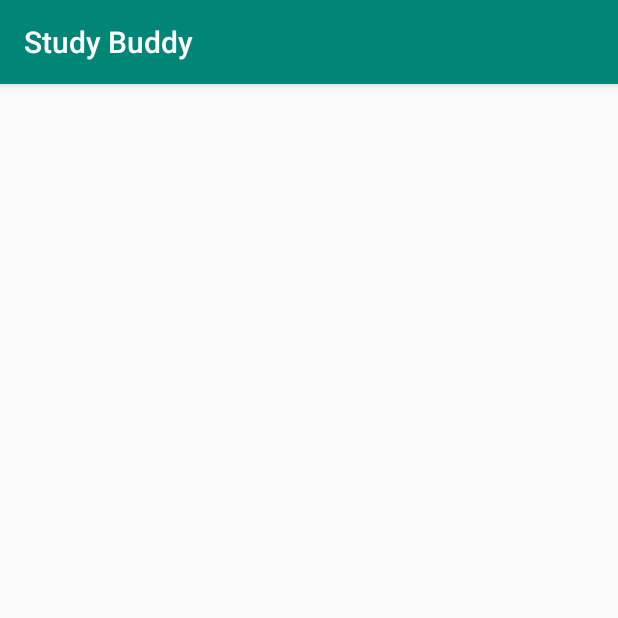
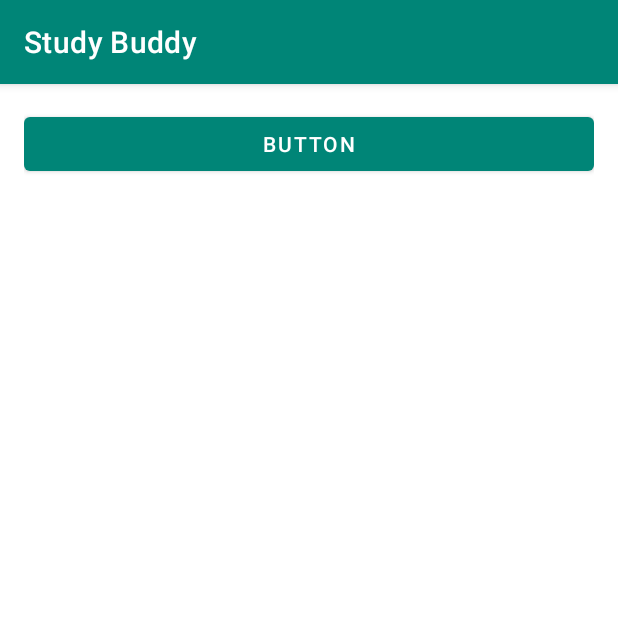
Before and after one commit to aLoneWitness/app-studybuddy, an Android app: the screen it shows after launch (LoginActivity), on a phone screen of 412 x 824 dp, the top half of it. Run offline under Robolectric (Android 15) with nearby library versions, the phone set to English and light mode, and no system bars.

Commit message:
Add basic compat with material design theme.

```diff
--- a/app/src/main/res/layout/activity_login.xml
+++ b/app/src/main/res/layout/activity_login.xml
@@ -1,5 +1,7 @@
 <?xml version="1.0" encoding="utf-8"?>
+
 <LinearLayout xmlns:android="http://schemas.android.com/apk/res/android"
+
     xmlns:tools="http://schemas.android.com/tools"
     android:layout_width="match_parent"
     android:layout_height="match_parent"
@@ -20,4 +22,10 @@
         android:layout_marginBottom="8dp"
         android:visibility="gone" />
 
+    <Button
+        android:id="@+id/button"
+        android:layout_width="match_parent"
+        android:layout_height="wrap_content"
+        android:text="Button" />
+
 </LinearLayout>
--- a/app/src/main/res/values/styles.xml
+++ b/app/src/main/res/values/styles.xml
@@ -1,7 +1,7 @@
 <resources>
 
 <!-- Base application theme. -->
-    <style name="AppTheme" parent="Theme.AppCompat.Light.DarkActionBar">
+<style name="AppTheme" parent="Theme.MaterialComponents.Light.DarkActionBar">
     <!-- Customize your theme here. -->
     <item name="colorPrimary">@color/colorPrimary</item>
     <item name="colorPrimaryDark">@color/colorPrimaryDark</item>
```
Lines whose indentation alone changed are shown as unchanged.
